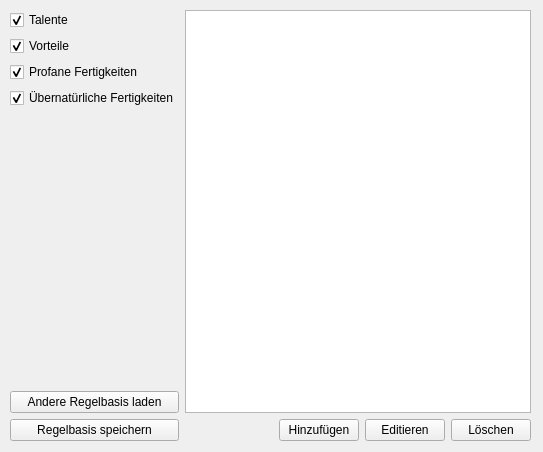
Qt form UI/DatenbankMain.ui (Aeolitus/Sephrasto) before a commit.
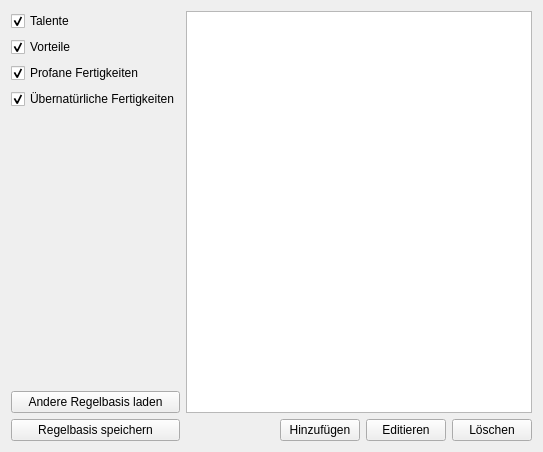
The same form after that commit.

Commit message: Refactored Datenbank into Wrapper + UI class structure. Tested, seems to work still. Implemented Wrapper for Vorteile. Works. Added Type to Vorteile for better visualization. Implemented in Fertigkeiten and Database.

Patch:
```diff
--- a/UI/DatenbankMain.ui
+++ b/UI/DatenbankMain.ui
@@ -13,15 +13,8 @@
   <property name="windowTitle">
    <string>Datenbank-Editor</string>
   </property>
-  <widget class="QWidget" name="horizontalLayoutWidget">
-   <property name="geometry">
-    <rect>
-     <x>10</x>
-     <y>10</y>
-     <width>521</width>
-     <height>431</height>
-    </rect>
-   </property>
+  <layout class="QGridLayout" name="gridLayout">
+   <item row="0" column="0">
    <layout class="QHBoxLayout" name="horizontalLayout_2">
     <item>
      <layout class="QVBoxLayout" name="verticalLayout">
@@ -143,7 +136,8 @@
      </layout>
     </item>
    </layout>
-  </widget>
+   </item>
+  </layout>
  </widget>
  <tabstops>
   <tabstop>showTalente</tabstop>
```
Left out of the diff: 10 changed lines with no effect on the pictures. Lines whose indentation alone changed are shown as unchanged. The commit also changes 22 other files.
